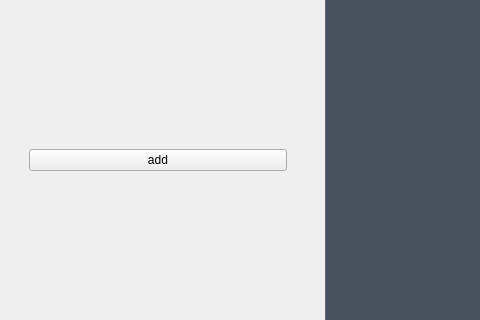
First picture: the form in src/custom_widgets/ui/ui_students_data_view.ui, repository insideee/axie-manager, before the edit; both pictures show x 0 to 480 and y 552 to 872 of the 1218 by 953 pixel window.
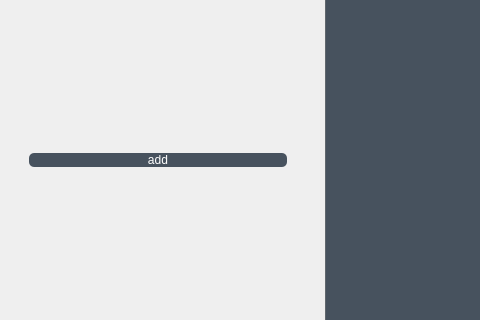
Second picture: the form after the edit. Icons and pictures are not drawn.

Diff of the .ui file:
```diff
--- a/src/custom_widgets/ui/ui_students_data_view.ui
+++ b/src/custom_widgets/ui/ui_students_data_view.ui
@@ -386,6 +386,11 @@
          </property>
          <item>
           <widget class="QPushButton" name="addBtn">
+           <property name="styleSheet">
+            <string notr="true">QPushButton{background-color: #47525E;
+border-radius: 5px;
+color:#FFFFFF}</string>
+           </property>
            <property name="text">
             <string>add</string>
            </property>
```
